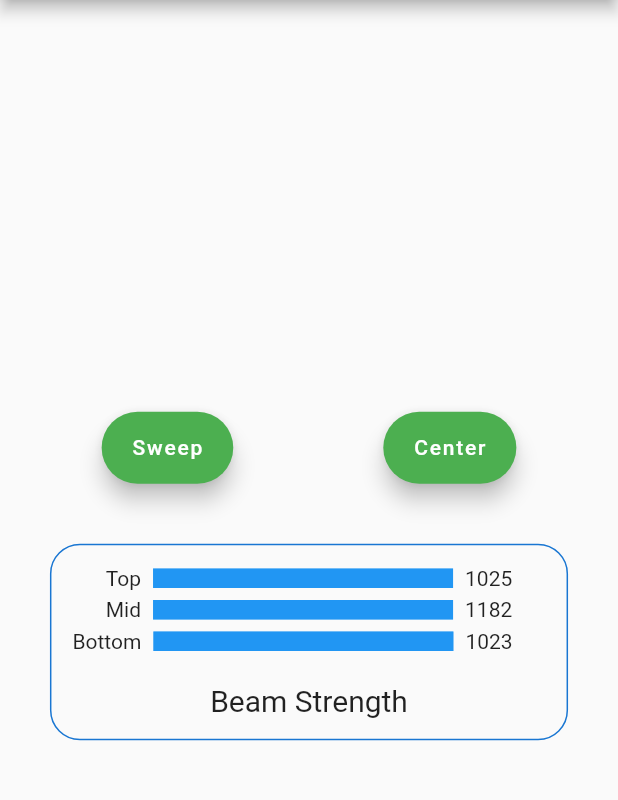
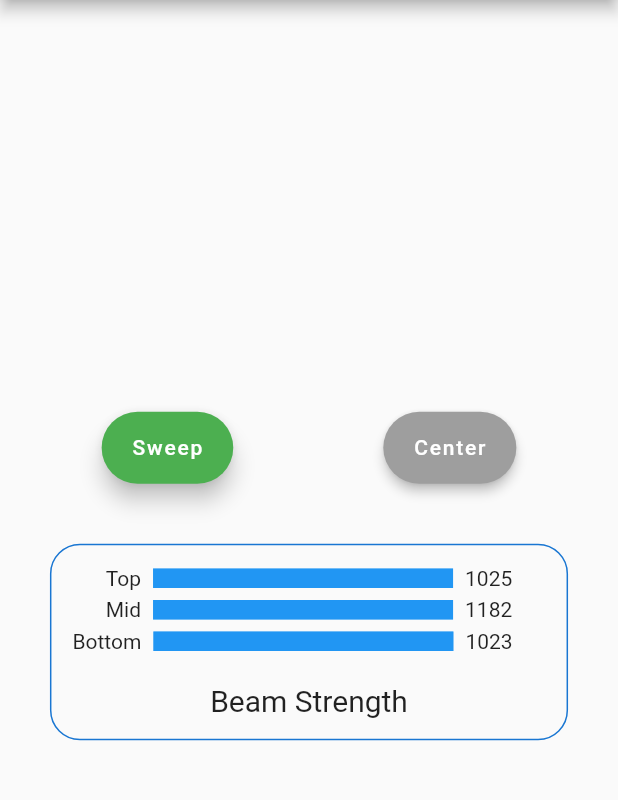
Before and after one commit to JosephLattisaw/beam_alignment, a Flutter app: the screen it shows after launch, after a tap on "Beam Align Side", on a phone screen of 412 x 824 dp, the part 84-884 px from its top. Run offline on Flutter 3.47's test engine with Material 2 defaults, Android fonts, the phone set to English and light mode, and no system bars; our stand-ins replace flutter_hooks.

```diff
--- a/lib/screens/beam_alignment/beam_align_side_view_screen.dart
+++ b/lib/screens/beam_alignment/beam_align_side_view_screen.dart
@@ -9,6 +9,8 @@ class BeamAlignSideViewScreen extends HookWidget {
 
   @override
   Widget build(BuildContext context) {
+    final sweepComplete = useState<bool>(false);
+
     return Scaffold(
       appBar: AppBar(
         title: Text(title),
@@ -21,7 +23,8 @@ class BeamAlignSideViewScreen extends HookWidget {
               mainAxisAlignment: MainAxisAlignment.center,
               children: [
                 FloatingActionButton.extended(
-                  onPressed: () {},
+                  heroTag: null,
+                  onPressed: () => sweepComplete.value = true,
                   label: Text("Sweep"),
                   backgroundColor: Colors.green,
                 ),
@@ -29,9 +32,12 @@ class BeamAlignSideViewScreen extends HookWidget {
                   width: 100.0,
                 ),
                 FloatingActionButton.extended(
-                  onPressed: () {},
+                  heroTag: null,
+                  onPressed: sweepComplete.value ? () {} : null,
                   label: Text("Center"),
-                  backgroundColor: Colors.green,
+                  backgroundColor:
+                      sweepComplete.value ? Colors.green : Colors.grey,
+                  disabledElevation: 3.0,
                 ),
               ],
             ),
--- a/lib/screens/home_screen.dart
+++ b/lib/screens/home_screen.dart
@@ -35,6 +35,11 @@ class HomeScreen extends HookWidget {
           ],
         ),
       ),
+      floatingActionButton: FloatingActionButton.extended(
+        onPressed: () {},
+        label: Text("Settings"),
+        backgroundColor: Colors.blue.shade900,
+      ),
     );
   }
 }
```
